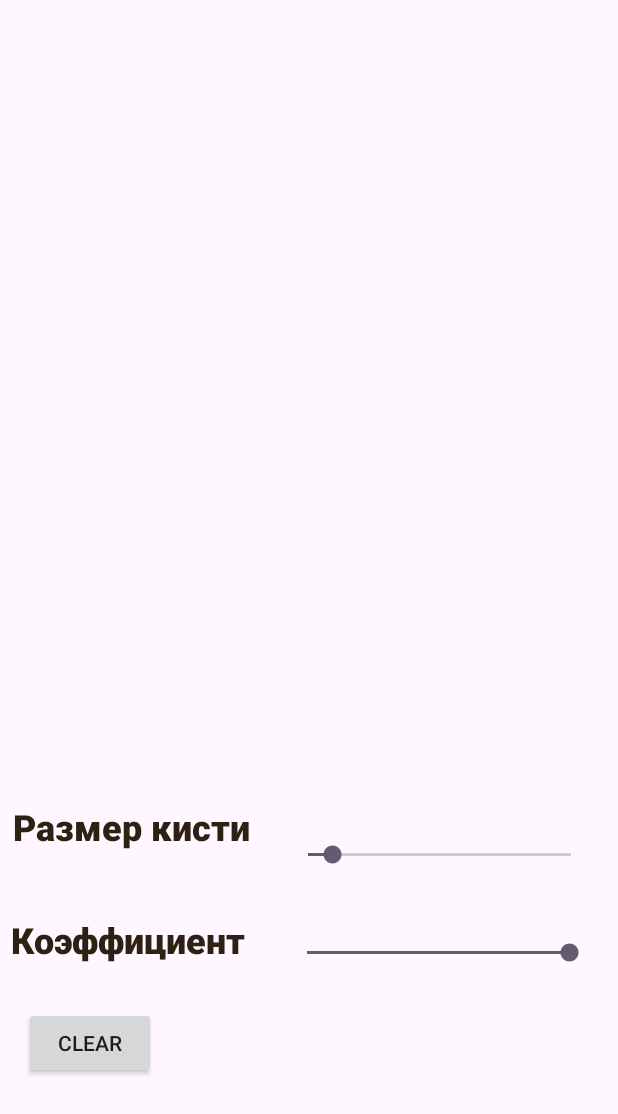
After one commit to SonyaSky/App_module7, an Android app: the RetouchingActivity screen opened directly, with no data from a screen before it, on a phone screen of 412 x 824 dp. The commit adds this screen. Shown: the top 1114 px of the screen. Run offline under Robolectric (Android 15) with nearby library versions, the phone set to English and light mode, and no system bars; 2 statements that could not run were skipped.

Commit message:
вроде работающая ретушь ура

```diff
--- a/app/src/main/AndroidManifest.xml
+++ b/app/src/main/AndroidManifest.xml
@@ -38,6 +38,10 @@
             android:name=".activity.DrawingActivity"
             android:exported="true">
         </activity>
+        <activity
+            android:name=".activity.RetouchingActivity"
+            android:exported="true">
+        </activity>
         <provider
             android:name="androidx.core.content.FileProvider"
             android:authorities="${applicationId}.fileprovider"
--- /dev/null
+++ b/app/src/main/java/com/example/module7/RetouchView.kt
@@ -0,0 +1,165 @@
+package com.example.module7
+
+import android.content.Context
+import android.graphics.Bitmap
+import android.graphics.Canvas
+import android.graphics.Color
+import android.graphics.Paint
+import android.graphics.Path
+import android.graphics.PorterDuff
+import android.graphics.Rect
+import android.util.AttributeSet
+import android.view.MotionEvent
+import android.view.View
+
+class RetouchView(context: Context, attrs: AttributeSet) : View(context, attrs) {
+    private var brushSize = 10f
+    private var retouchRatio = 1.0f
+    private var paint = Paint()
+    private var path = Path()
+    private var canvasBitmap: Bitmap? = null
+    private var drawCanvas: Canvas? = null
+    private var originalBitmap: Bitmap? = null
+
+    init {
+        paint.color = 0x00000000.toInt()
+        paint.isAntiAlias = true
+        paint.strokeWidth = brushSize
+        paint.style = Paint.Style.STROKE
+        paint.strokeJoin = Paint.Join.ROUND
+        paint.strokeCap = Paint.Cap.ROUND
+        paint.alpha = 0
+    }
+
+
+    override fun onDraw(canvas: Canvas) {
+        super.onDraw(canvas)
+
+        canvasBitmap?.let {
+            val srcRect = Rect(0, 0, it.width, it.height)
+            val dstRect = Rect(0, 0, width, height)
+            canvas.drawBitmap(it, srcRect, dstRect, null)
+            canvas.drawPath(path, paint)
+        }
+
+//        originalBitmap?.let {
+//            val srcRect = Rect(0, 0, it.width, it.height)
+//            val dstRect = Rect(width - it.width, height - it.height, width, height)
+//            canvas.drawBitmap(it, srcRect, dstRect, null)
+//        }
+    }
+
+
+    override fun onTouchEvent(event: MotionEvent): Boolean {
+        val touchX = event.x
+        val touchY = event.y
+
+        when (event.action) {
+            MotionEvent.ACTION_DOWN -> {
+                path.moveTo(touchX, touchY)
+                applyMeanFilter(touchX.toInt(), touchY.toInt())
+                return true
+            }
+            MotionEvent.ACTION_MOVE -> {
+                path.lineTo(touchX, touchY)
+                applyMeanFilter(touchX.toInt(), touchY.toInt())
+            }
+            MotionEvent.ACTION_UP -> {
+                path.reset()
+            }
+            else -> return false
+        }
+        invalidate()
+        return true
+    }
+
+    fun setImageBitmap(bitmap: Bitmap) {
+        canvasBitmap = bitmap.copy(Bitmap.Config.ARGB_8888, true)
+        originalBitmap = bitmap
+        invalidate()
+    }
+
+
+    private fun applyMeanFilter(x: Int, y: Int) {
+        val radius = (brushSize / 2).toInt()
+        val pixelValues = mutableListOf<Int>()
+
+        for (dx in -radius..radius) {
+            for (dy in -radius..radius) {
+                val pixelX = (x + dx).coerceIn(radius, canvasBitmap!!.width - radius - 1)
+                val pixelY = (y + dy).coerceIn(radius, canvasBitmap!!.height - radius - 1)
+                pixelValues.add(canvasBitmap!!.getPixel(pixelX, pixelY))
+            }
+        }
+
+        val meanPixel = computeMeanPixel(pixelValues)
+        for (dx in -radius..radius) {
+            for (dy in -radius..radius) {
+                val pixelX = (x + dx).coerceIn(radius, canvasBitmap!!.width - radius - 1)
+                val pixelY = (y + dy).coerceIn(radius, canvasBitmap!!.height - radius - 1)
+                val originalPixel = canvasBitmap!!.getPixel(pixelX, pixelY)
+                val blendedPixel = blendPixels(originalPixel, meanPixel, retouchRatio)
+                canvasBitmap!!.setPixel(pixelX, pixelY, blendedPixel)
+            }
+        }
+        invalidate()
+    }
+
+    private fun computeMeanPixel(pixels: List<Int>): Int {
+        var redSum = 0
+        var greenSum = 0
+        var blueSum = 0
+        var alphaSum = 0
+
+        for (pixel in pixels) {
+            alphaSum += Color.alpha(pixel)
+            redSum += Color.red(pixel)
+            greenSum += Color.green(pixel)
+            blueSum += Color.blue(pixel)
+        }
+
+        val count = pixels.size
+        val meanAlpha = (alphaSum / count).coerceIn(0, 255)
+        val meanRed = (redSum / count).coerceIn(0, 255)
+        val meanGreen = (greenSum / count).coerceIn(0, 255)
+        val meanBlue = (blueSum / count).coerceIn(0, 255)
+
+        return Color.argb(meanAlpha, meanRed, meanGreen, meanBlue)
+    }
+
+    private fun blendPixels(originalPixel: Int, meanPixel: Int, ratio: Float): Int {
+        val srcA = Color.alpha(meanPixel)
+        val srcR = Color.red(meanPixel)
+        val srcG = Color.green(meanPixel)
+        val srcB = Color.blue(meanPixel)
+
+        val destA = Color.alpha(originalPixel)
+        val destR = Color.red(originalPixel)
+        val destG = Color.green(originalPixel)
+        val destB = Color.blue(originalPixel)
+
+        val weight = ratio.coerceIn(0f, 1f)
+        val blendedA = (srcA * weight + destA * (1 - weight)).toInt()
+        val blendedR = (srcR * weight + destR * (1 - weight)).toInt()
+        val blendedG = (srcG * weight + destG * (1 - weight)).toInt()
+        val blendedB = (srcB * weight + destB * (1 - weight)).toInt()
+
+        return Color.argb(blendedA, blendedR, blendedG, blendedB)
+    }
+
+
+    fun setBrushSize(size: Float) {
+        brushSize = size
+        paint.strokeWidth = brushSize
+    }
+
+    fun setRetouchRatio(ratio: Float) {
+        retouchRatio = ratio
+    }
+
+    fun clearCanvas() {
+        drawCanvas?.drawColor(0, PorterDuff.Mode.CLEAR)
+        invalidate()
+    }
+
+}
--- /dev/null
+++ b/app/src/main/java/com/example/module7/activity/RetouchingActivity.kt
@@ -0,0 +1,103 @@
+package com.example.module7.activity
+
+import android.graphics.Bitmap
+import android.graphics.BitmapFactory
+import android.graphics.drawable.BitmapDrawable
+import android.net.Uri
+import android.os.Bundle
+import android.os.Environment
+import android.widget.SeekBar
+import androidx.activity.ComponentActivity
+import androidx.core.content.FileProvider
+import com.example.module7.databinding.ActivityRetouchingBinding
+import java.io.File
+import java.io.FileNotFoundException
+import java.io.FileOutputStream
+import java.io.IOException
+
+class RetouchingActivity : ComponentActivity() {
+    private lateinit var binding : ActivityRetouchingBinding
+    private lateinit var uri : Uri
+    private var bitmap: Bitmap? = null
+
+    override fun onCreate(savedInstanceState: Bundle?) {
+        super.onCreate(savedInstanceState)
+        binding = ActivityRetouchingBinding.inflate(layoutInflater)
+        setContentView(binding.root)
+
+        val uriString = intent.getStringExtra("image_uri")
+        uriString?.let {
+            uri = Uri.parse(it)
+            bitmap = getBitmapFromUri(uri)
+            binding.imageView.setImageBitmap(bitmap)
+        }
+
+
+        // Default values for brush size and retouch ratio
+        val defaultBrushSize = 10f
+        val defaultRetouchRatio = 1.0f
+
+        binding.drawingView.setBrushSize(defaultBrushSize)
+        binding.drawingView.setRetouchRatio(defaultRetouchRatio)
+
+        binding.clearButton.setOnClickListener {
+            binding.drawingView.clearCanvas()
+        }
+
+        binding.imageView.post {
+            val bitmap = (binding.imageView.drawable as BitmapDrawable).bitmap
+            binding.drawingView.setImageBitmap(bitmap)
+        }
+
+        // Set up brush size seek bar
+        binding.brushSizeSeekBar.max = 100
+        binding.brushSizeSeekBar.progress = defaultBrushSize.toInt()
+        binding.brushSizeSeekBar.setOnSeekBarChangeListener(object : SeekBar.OnSeekBarChangeListener {
+            override fun onProgressChanged(seekBar: SeekBar?, progress: Int, fromUser: Boolean) {
+                val newSize = progress.toFloat()
+                binding.drawingView.setBrushSize(newSize)
+            }
+
+            override fun onStartTrackingTouch(seekBar: SeekBar?) {}
+
+            override fun onStopTrackingTouch(seekBar: SeekBar?) {}
+        })
+
+        // Set up retouch ratio seek bar
+        binding.brushRatioSeekBar.max = 100
+        binding.brushRatioSeekBar.progress = (defaultRetouchRatio * 100).toInt()
+        binding.brushRatioSeekBar.setOnSeekBarChangeListener(object : SeekBar.OnSeekBarChangeListener {
+            override fun onProgressChanged(seekBar: SeekBar?, progress: Int, fromUser: Boolean) {
+                val newRatio = progress / 100f
+                binding.drawingView.setRetouchRatio(newRatio)
+            }
+
+            override fun onStartTrackingTouch(seekBar: SeekBar?) {}
+
+            override fun onStopTrackingTouch(seekBar: SeekBar?) {}
+        })
+    }
+    private fun getBitmapFromUri(uri: Uri): Bitmap? {
+        return try {
+            val inputStream = contentResolver.openInputStream(uri)
+            BitmapFactory.decodeStream(inputStream)
+        } catch (e: FileNotFoundException) {
+            e.printStackTrace()
+            null
+        }
+    }
+
+    private fun saveBitmapAndGetUri(bitmap: Bitmap): Uri? {
+        val file = File(getExternalFilesDir(Environment.DIRECTORY_PICTURES), "shared_image.png")
+        try {
+            val outputStream = FileOutputStream(file)
+            bitmap.compress(Bitmap.CompressFormat.PNG, 100, outputStream)
+            outputStream.flush()
+            outputStream.close()
+            return FileProvider.getUriForFile(this, "${packageName}.fileprovider", file)
+        } catch (e: IOException) {
+            e.printStackTrace()
+        }
+        return null
+    }
+}
--- /dev/null
+++ b/app/src/main/res/layout/activity_retouching.xml
@@ -0,0 +1,113 @@
+<?xml version="1.0" encoding="utf-8"?>
+<androidx.constraintlayout.widget.ConstraintLayout xmlns:android="http://schemas.android.com/apk/res/android"
+    xmlns:app="http://schemas.android.com/apk/res-auto"
+
+    xmlns:tools="http://schemas.android.com/tools"
+    android:id="@+id/ConstraintLayout"
+    android:layout_width="match_parent"
+    android:layout_height="match_parent"
+    tools:context=".activity.RetouchingActivity">
+
+    <androidx.appcompat.widget.AppCompatImageView
+        android:id="@+id/imageView"
+        android:layout_width="match_parent"
+        android:layout_height="385dp"
+        android:layout_margin="16dp"
+        android:adjustViewBounds="true"
+        app:layout_constraintBottom_toBottomOf="parent"
+        app:layout_constraintEnd_toEndOf="parent"
+        app:layout_constraintStart_toStartOf="parent"
+        app:layout_constraintTop_toTopOf="parent"
+        app:layout_constraintVertical_bias="0.208"/>
+
+    <com.example.module7.RetouchView
+        android:id="@+id/drawingView"
+        android:layout_width="match_parent"
+        android:layout_height="385dp"
+        android:layout_margin="16dp"
+        app:layout_constraintBottom_toBottomOf="parent"
+        app:layout_constraintEnd_toEndOf="parent"
+        app:layout_constraintStart_toStartOf="parent"
+        app:layout_constraintTop_toTopOf="parent"
+        app:layout_constraintVertical_bias="0.208" />
+
+
+
+    <SeekBar
+        android:id="@+id/brushSizeSeekBar"
+        style="@style/Widget.AppCompat.SeekBar"
+        android:layout_width="207dp"
+        android:layout_height="65dp"
+        android:max="100"
+        android:min="1"
+        android:progress="1"
+        android:splitTrack="false"
+        android:thumbTintMode="src_in"
+        app:layout_constraintBottom_toBottomOf="parent"
+        app:layout_constraintEnd_toEndOf="parent"
+        app:layout_constraintHorizontal_bias="0.926"
+        app:layout_constraintStart_toStartOf="parent"
+        app:layout_constraintTop_toBottomOf="@+id/imageView"
+        app:layout_constraintVertical_bias="0.189" />
+
+    <SeekBar
+        android:id="@+id/brushRatioSeekBar"
+        style="@style/Widget.AppCompat.SeekBar"
+        android:layout_width="207dp"
+        android:layout_height="65dp"
+        android:max="100"
+        android:progress="0"
+        android:splitTrack="false"
+        android:thumbTintMode="src_in"
+        app:layout_constraintBottom_toBottomOf="parent"
+        app:layout_constraintEnd_toEndOf="parent"
+        app:layout_constraintHorizontal_bias="0.921"
+        app:layout_constraintStart_toStartOf="parent"
+        app:layout_constraintTop_toBottomOf="@+id/brushSizeSeekBar"
+        app:layout_constraintVertical_bias="0.0" />
+
+
+
+    <TextView
+        android:id="@+id/text1"
+        android:layout_width="wrap_content"
+        android:layout_height="wrap_content"
+        android:fontFamily="sans-serif-black"
+        android:text="Размер кисти"
+        android:textColor="#2D2113"
+        android:textSize="24sp"
+        app:layout_constraintBottom_toBottomOf="parent"
+        app:layout_constraintEnd_toStartOf="@+id/brushSizeSeekBar"
+        app:layout_constraintHorizontal_bias="0.272"
+        app:layout_constraintStart_toStartOf="parent"
+        app:layout_constraintTop_toBottomOf="@+id/imageView"
+        app:layout_constraintVertical_bias="0.159" />
+
+    <TextView
+        android:id="@+id/textView2"
+        android:layout_width="167dp"
+        android:layout_height="41dp"
+        android:fontFamily="sans-serif-black"
+        android:text="Коэффициент"
+        android:textColor="#2D2113"
+        android:textSize="24sp"
+        app:layout_constraintBottom_toBottomOf="parent"
+        app:layout_constraintEnd_toStartOf="@+id/brushRatioSeekBar"
+        app:layout_constraintHorizontal_bias="0.333"
+        app:layout_constraintStart_toStartOf="parent"
+        app:layout_constraintTop_toBottomOf="@+id/text1"
+        app:layout_constraintVertical_bias="0.198" />
+
+    <Button
+        android:id="@+id/clearButton"
+        android:layout_width="wrap_content"
+        android:layout_height="wrap_content"
+        android:layout_marginTop="20dp"
+        android:text="Clear"
+        app:layout_constraintEnd_toEndOf="parent"
+        app:layout_constraintHorizontal_bias="0.049"
+        app:layout_constraintStart_toStartOf="parent"
+        app:layout_constraintTop_toBottomOf="@+id/textView2" />
+
+
+</androidx.constraintlayout.widget.ConstraintLayout>
```
Also changed, not shown: app/src/main/java/com/example/module7/activity/MainActivity.kt (+18 -0 lines), 113 other files.
